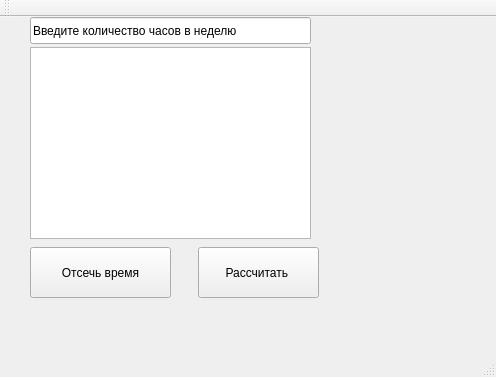
Old version of the form mainwindow.ui in the repository LightVolk/TimeCounter.
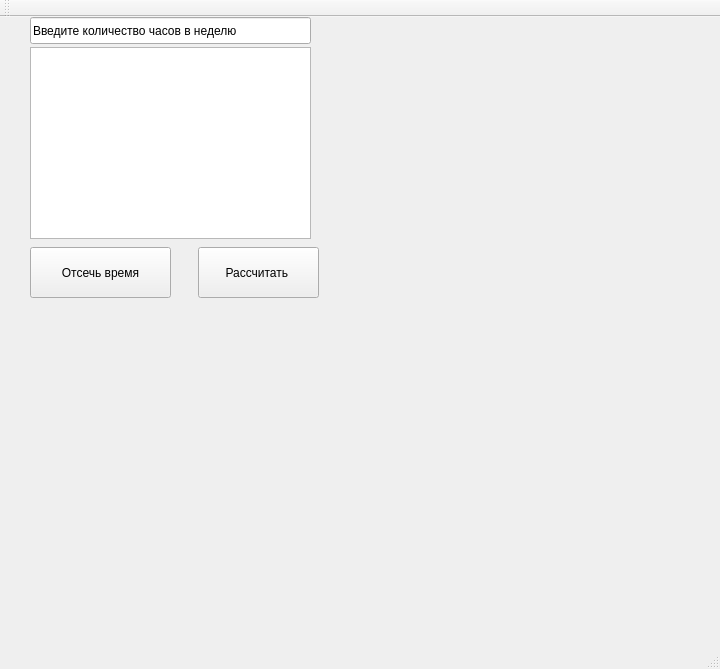
New version of the form.

```diff
--- a/mainwindow.ui
+++ b/mainwindow.ui
@@ -6,8 +6,8 @@
    <rect>
     <x>0</x>
     <y>0</y>
-    <width>496</width>
-    <height>377</height>
+    <width>720</width>
+    <height>669</height>
    </rect>
   </property>
   <property name="windowTitle">
```
Left out of the diff: 2 changed lines with no effect on the pictures.
